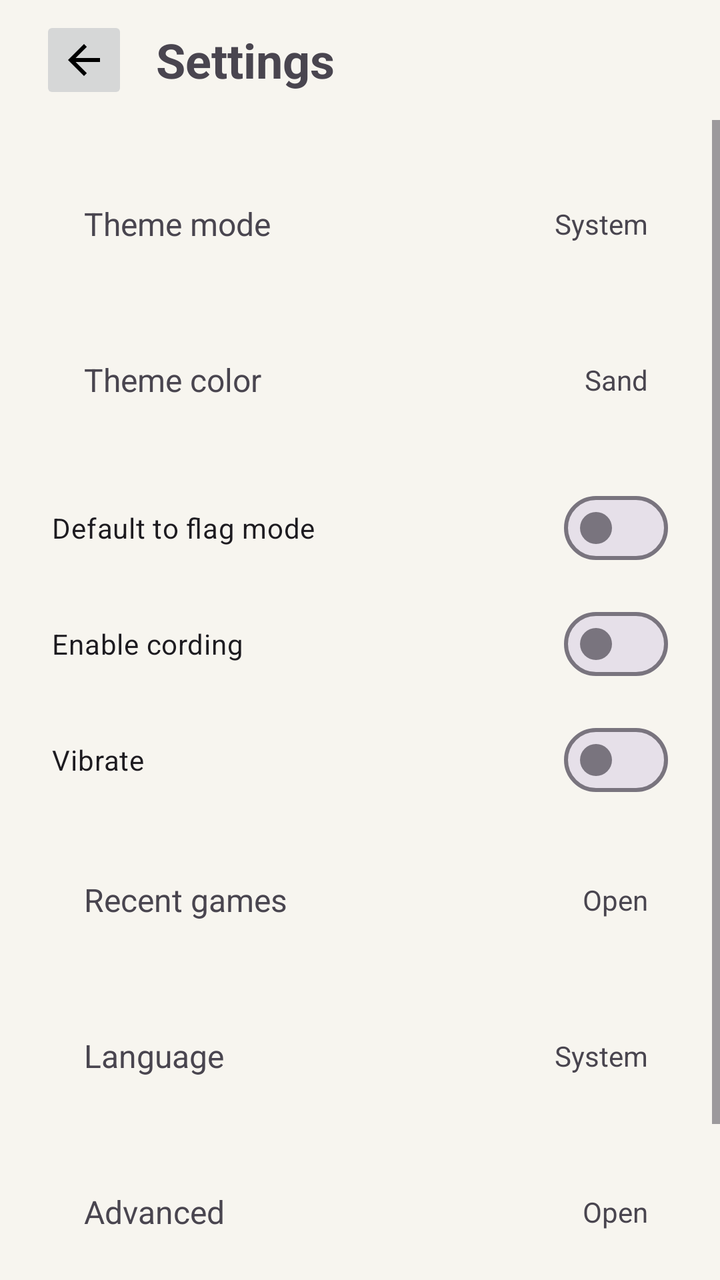
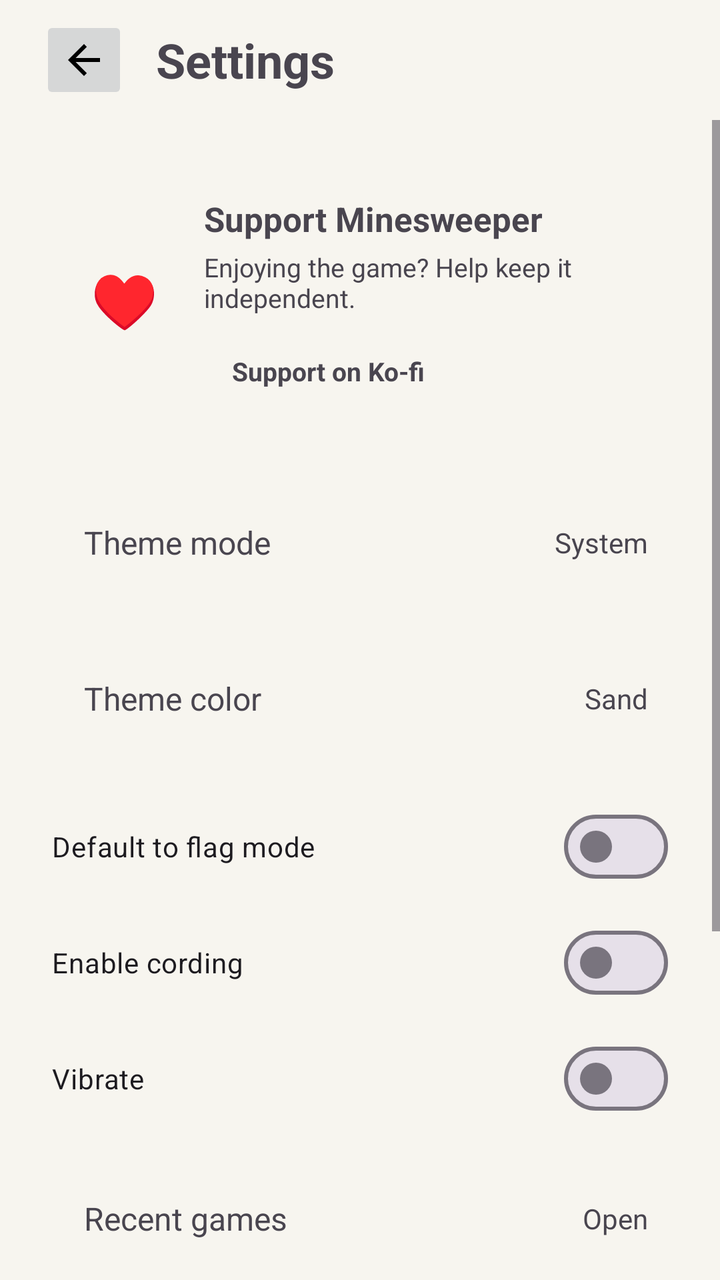

Two renders of the same Android screen: before a commit and after it. Below are the layout's source before the change and the commit's diff.
<!-- AndroidManifest.xml: application theme Theme.Minesweeper -->
<!-- res/layout/activity_settings.xml -->
<?xml version="1.0" encoding="utf-8"?>
<LinearLayout xmlns:android="http://schemas.android.com/apk/res/android"
    android:layout_width="match_parent"
    android:layout_height="match_parent"
    android:orientation="vertical">

    <LinearLayout
        android:id="@+id/topBar"
        android:layout_width="match_parent"
        android:layout_height="wrap_content"
        android:gravity="center_vertical"
        android:orientation="horizontal"
        android:paddingStart="20dp"
        android:paddingTop="8dp"
        android:paddingEnd="20dp"
        android:paddingBottom="8dp">

        <ImageButton
            android:id="@+id/backButton"
            android:layout_width="44dp"
            android:layout_height="44dp"
            android:src="@drawable/ic_arrow_back_material" />

        <TextView
            android:id="@+id/titleText"
            android:layout_width="0dp"
            android:layout_height="wrap_content"
            android:layout_marginStart="14dp"
            android:layout_weight="1"
            android:text="@string/settings"
            android:textSize="24sp"
            android:textStyle="bold" />
    </LinearLayout>

    <ScrollView
        android:layout_width="match_parent"
        android:layout_height="0dp"
        android:layout_weight="1">

        <LinearLayout
            android:id="@+id/content"
            android:layout_width="match_parent"
            android:layout_height="wrap_content"
            android:orientation="vertical"
            android:padding="20dp">

            <LinearLayout
                android:id="@+id/themeModeRow"
                android:layout_width="match_parent"
                android:layout_height="64dp"
                android:gravity="center_vertical"
                android:orientation="horizontal"
                android:paddingStart="22dp"
                android:paddingEnd="16dp"
                android:paddingTop="0dp"
                android:paddingBottom="0dp">

                <TextView
                    android:id="@+id/themeModeLabel"
                    android:layout_width="0dp"
                    android:layout_height="match_parent"
                    android:layout_weight="1"
                    android:clickable="true"
                    android:focusable="true"
                    android:gravity="center_vertical"
                    android:text="@string/theme_mode"
                    android:textSize="16sp" />

                <TextView
                    android:id="@+id/themeModeValue"
                    android:layout_width="0dp"
                    android:layout_height="match_parent"
                    android:layout_weight="1"
                    android:clickable="true"
                    android:focusable="true"
                    android:gravity="center_vertical|end"
                    android:text="@string/theme_mode_system"
                    android:textSize="14sp" />
            </LinearLayout>

            <LinearLayout
                android:id="@+id/themeRow"
                android:layout_width="match_parent"
                android:layout_height="64dp"
                android:layout_marginTop="14dp"
                android:gravity="center_vertical"
                android:orientation="horizontal"
                android:paddingStart="22dp"
                android:paddingEnd="16dp"
                android:paddingTop="0dp"
                android:paddingBottom="0dp">

                <TextView
                    android:id="@+id/themeLabel"
                    android:layout_width="0dp"
                    android:layout_height="match_parent"
                    android:layout_weight="1"
                    android:clickable="true"
                    android:focusable="true"
                    android:gravity="center_vertical"
                    android:text="@string/theme_color"
                    android:textSize="16sp" />

                <TextView
                    android:id="@+id/themeValue"
                    android:layout_width="0dp"
                    android:layout_height="match_parent"
                    android:layout_weight="1"
                    android:clickable="true"
                    android:focusable="true"
                    android:gravity="center_vertical|end"
                    android:text="Sand"
                    android:textSize="14sp" />
            </LinearLayout>

            <com.google.android.material.materialswitch.MaterialSwitch
                android:id="@+id/flagModeDefault"
                android:layout_width="match_parent"
                android:layout_height="wrap_content"
                android:layout_marginTop="18dp"
                android:paddingStart="6dp"
                android:paddingEnd="6dp"
                android:switchPadding="14dp"
                android:text="@string/flag_mode_default" />

            <com.google.android.material.materialswitch.MaterialSwitch
                android:id="@+id/enableCording"
                android:layout_width="match_parent"
                android:layout_height="wrap_content"
                android:layout_marginTop="10dp"
                android:paddingStart="6dp"
                android:paddingEnd="6dp"
                android:switchPadding="14dp"
                android:text="@string/enable_cording" />

            <com.google.android.material.materialswitch.MaterialSwitch
                android:id="@+id/vibrateEnabled"
                android:layout_width="match_parent"
                android:layout_height="wrap_content"
                android:layout_marginTop="10dp"
                android:paddingStart="6dp"
                android:paddingEnd="6dp"
                android:switchPadding="14dp"
                android:text="@string/vibrate_enabled" />

            <LinearLayout
                android:id="@+id/recentGamesRow"
                android:layout_width="match_parent"
                android:layout_height="64dp"
                android:layout_marginTop="14dp"
                android:gravity="center_vertical"
                android:orientation="horizontal"
                android:paddingStart="22dp"
                android:paddingEnd="16dp"
                android:paddingTop="0dp"
                android:paddingBottom="0dp">

                <TextView
                    android:id="@+id/recentGamesText"
                    android:layout_width="0dp"
                    android:layout_height="match_parent"
                    android:layout_weight="1"
                    android:gravity="center_vertical"
                    android:text="@string/recent_games"
                    android:textSize="16sp" />

                <TextView
                    android:id="@+id/recentGamesValue"
                    android:layout_width="0dp"
                    android:layout_height="match_parent"
                    android:layout_weight="1"
                    android:clickable="true"
                    android:focusable="true"
                    android:gravity="center_vertical|end"
                    android:text="@string/open"
                    android:textSize="14sp" />
            </LinearLayout>

            <LinearLayout
                android:id="@+id/languageRow"
                android:layout_width="match_parent"
                android:layout_height="64dp"
                android:layout_marginTop="14dp"
                android:gravity="center_vertical"
                android:orientation="horizontal"
                android:paddingStart="22dp"
                android:paddingEnd="16dp"
                android:paddingTop="0dp"
                android:paddingBottom="0dp">

                <TextView
                    android:id="@+id/languageText"
                    android:layout_width="0dp"
                    android:layout_height="match_parent"
                    android:layout_weight="1"
                    android:clickable="true"
                    android:focusable="true"
                    android:gravity="center_vertical"
                    android:text="@string/language"
                    android:textSize="16sp" />

                <TextView
                    android:id="@+id/languageValue"
                    android:layout_width="0dp"
                    android:layout_height="match_parent"
                    android:layout_weight="1"
                    android:clickable="true"
                    android:focusable="true"
                    android:gravity="center_vertical|end"
                    android:text="@string/language_system"
                    android:textSize="14sp" />
            </LinearLayout>

            <LinearLayout
                android:id="@+id/advancedRow"
                android:layout_width="match_parent"
                android:layout_height="64dp"
                android:layout_marginTop="14dp"
                android:gravity="center_vertical"
                android:orientation="horizontal"
                android:paddingStart="22dp"
                android:paddingEnd="16dp"
                android:paddingTop="0dp"
                android:paddingBottom="0dp">

                <TextView
                    android:id="@+id/advancedText"
                    android:layout_width="0dp"
                    android:layout_height="match_parent"
                    android:layout_weight="1"
                    android:gravity="center_vertical"
                    android:text="@string/advanced"
                    android:textSize="16sp" />

                <TextView
                    android:id="@+id/advancedValue"
                    android:layout_width="0dp"
                    android:layout_height="match_parent"
                    android:layout_weight="1"
                    android:clickable="true"
                    android:focusable="true"
                    android:gravity="center_vertical|end"
                    android:text="@string/open"
                    android:textSize="14sp" />
            </LinearLayout>

            <TextView
                android:id="@+id/applyButton"
                android:layout_width="match_parent"
                android:layout_height="52dp"
                android:layout_marginTop="20dp"
                android:gravity="center"
                android:text="@string/apply"
                android:textSize="16sp"
                android:textStyle="bold" />
        </LinearLayout>
    </ScrollView>

</LinearLayout>
<!-- resources referenced by this layout -->
<resources>
  <!-- drawable ic_arrow_back_material (drawable) -->
  <?xml version="1.0" encoding="utf-8"?>
  <vector xmlns:android="http://schemas.android.com/apk/res/android"
      android:width="24dp"
      android:height="24dp"
      android:viewportWidth="24"
      android:viewportHeight="24">
      <path
          android:fillColor="#FF000000"
          android:pathData="M20,11H7.83l5.59,-5.59L12,4l-8,8l8,8l1.41,-1.41L7.83,13H20z" />
  </vector>
  <string name="advanced">Advanced</string>
  <string name="apply">Apply</string>
  <string name="enable_cording">Enable cording</string>
  <string name="flag_mode_default">Default to flag mode</string>
  <string name="language">Language</string>
  <string name="language_system">System</string>
  <string name="open">Open</string>
  <string name="recent_games">Recent games</string>
  <string name="settings">Settings</string>
  <string name="theme_color">Theme color</string>
  <string name="theme_mode">Theme mode</string>
  <string name="theme_mode_system">System</string>
  <string name="vibrate_enabled">Vibrate</string>
  <style name="Theme.Minesweeper" parent="Theme.Material3.Light.NoActionBar">
          <item name="android:windowBackground">@color/app_background</item>
          <item name="android:statusBarColor">@color/app_background</item>
          <item name="android:navigationBarColor">@color/app_background</item>
          <item name="android:windowLightStatusBar">true</item>
          <item name="android:windowLightNavigationBar">true</item>
          <item name="android:fontFamily">sans-serif</item>
          <item name="colorPrimary">@color/accent</item>
          <item name="colorSurface">@color/panel</item>
          <item name="android:windowAnimationStyle">@null</item>
          <item name="materialAlertDialogTheme">@style/Minesweeper.Dialog</item>
      </style>
  <color name="app_background">#F7F5EF</color>
  <color name="accent">#7CA7C7</color>
  <color name="panel">#EFEBE2</color>
  <style name="Minesweeper.Dialog" parent="ThemeOverlay.Material3.MaterialAlertDialog">
          <item name="backgroundTint">@color/panel</item>
      </style>
</resources>

<!-- the commit's change to res/layout/activity_settings.xml (unified diff, before → after) -->
@@ -45,6 +45,66 @@
             android:padding="20dp">
 
             <LinearLayout
+                android:id="@+id/donationCard"
+                android:layout_width="match_parent"
+                android:layout_height="wrap_content"
+                android:layout_marginBottom="20dp"
+                android:clickable="true"
+                android:focusable="true"
+                android:contentDescription="@string/donation_card_description"
+                android:gravity="center_vertical"
+                android:minHeight="112dp"
+                android:orientation="horizontal"
+                android:padding="18dp">
+
+                <TextView
+                    android:id="@+id/donationIcon"
+                    android:layout_width="48dp"
+                    android:layout_height="48dp"
+                    android:gravity="center"
+                    android:importantForAccessibility="no"
+                    android:text="♥"
+                    android:textSize="27sp" />
+
+                <LinearLayout
+                    android:layout_width="0dp"
+                    android:layout_height="wrap_content"
+                    android:layout_marginStart="16dp"
+                    android:layout_weight="1"
+                    android:orientation="vertical">
+
+                    <TextView
+                        android:id="@+id/donationTitle"
+                        android:layout_width="match_parent"
+                        android:layout_height="wrap_content"
+                        android:text="@string/donation_title"
+                        android:textSize="17sp"
+                        android:textStyle="bold" />
+
+                    <TextView
+                        android:id="@+id/donationSubtitle"
+                        android:layout_width="match_parent"
+                        android:layout_height="wrap_content"
+                        android:layout_marginTop="4dp"
+                        android:text="@string/donation_subtitle"
+                        android:textSize="13sp" />
+
+                    <TextView
+                        android:id="@+id/donationAction"
+                        android:layout_width="wrap_content"
+                        android:layout_height="wrap_content"
+                        android:layout_marginTop="12dp"
+                        android:paddingStart="14dp"
+                        android:paddingTop="7dp"
+                        android:paddingEnd="14dp"
+                        android:paddingBottom="7dp"
+                        android:text="@string/donation_action"
+                        android:textSize="13sp"
+                        android:textStyle="bold" />
+                </LinearLayout>
+            </LinearLayout>
+
+            <LinearLayout
                 android:id="@+id/themeModeRow"
                 android:layout_width="match_parent"
                 android:layout_height="64dp"
<!-- resource entries referenced after the edit -->
@@ -13,6 +13,10 @@
   </vector>
   <string name="advanced">Advanced</string>
   <string name="apply">Apply</string>
+  <string name="donation_action">Support on Ko-fi</string>
+  <string name="donation_card_description">Support Minesweeper on Ko-fi. Opens an external website.</string>
+  <string name="donation_subtitle">Enjoying the game? Help keep it independent.</string>
+  <string name="donation_title">Support Minesweeper</string>
   <string name="enable_cording">Enable cording</string>
   <string name="flag_mode_default">Default to flag mode</string>
   <string name="language">Language</string>
